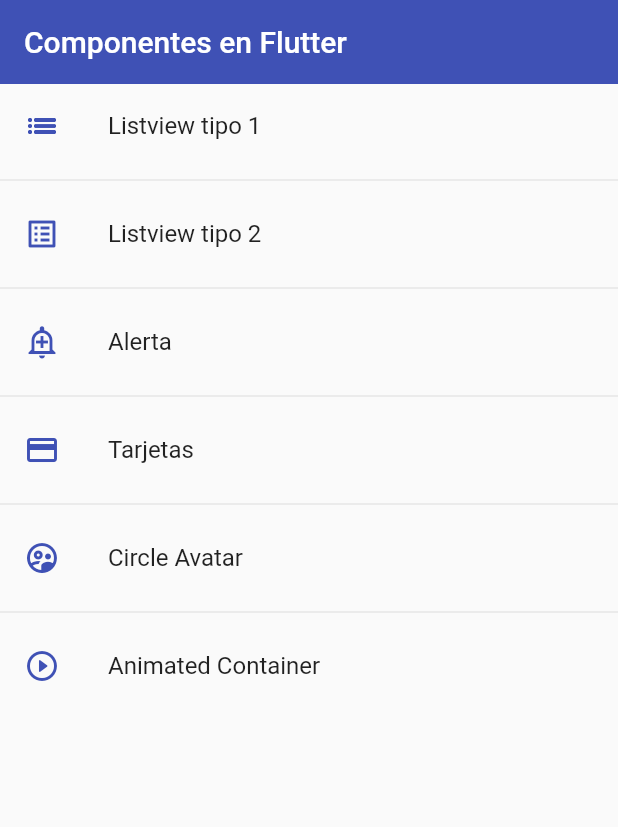
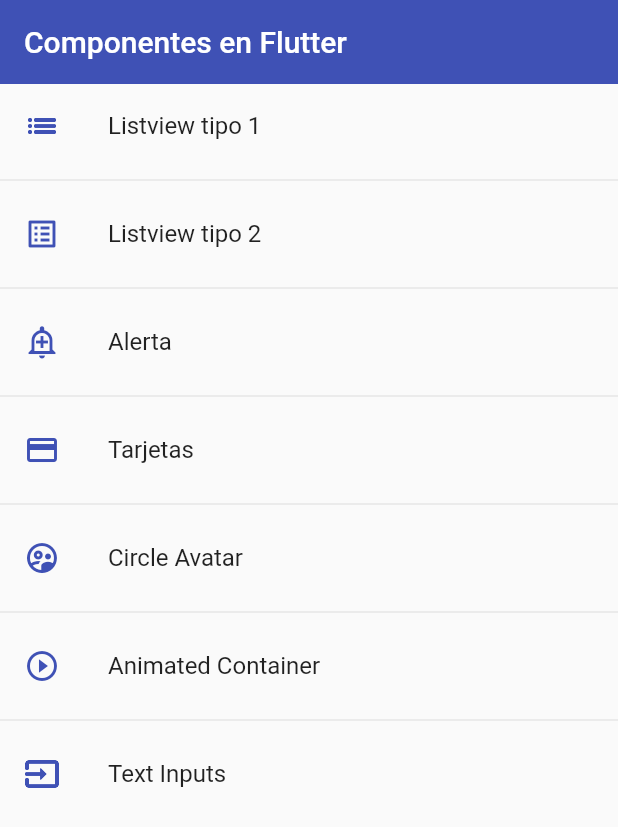
Before and after one commit to puchingui/flutter_components, a Flutter app: the screen it shows after launch, on a phone screen of 412 x 824 dp. Shown: the top 827 px of the screen. Run offline on Flutter 3.47's test engine with Material 2 defaults, Android fonts, the phone set to English and light mode, and no system bars.

```diff
--- a/lib/router/app_routes.dart
+++ b/lib/router/app_routes.dart
@@ -41,7 +41,12 @@ class AppRoutes {
         route: 'animated',
         name: 'Animated Container',
         screen: const AnimatedScreen(),
-        icon: Icons.play_circle_outline_rounded)
+        icon: Icons.play_circle_outline_outlined),
+    MenuOption(
+        route: 'inputs',
+        name: 'Text Inputs',
+        screen: const InputsScreen(),
+        icon: Icons.input_outlined)
   ];
 
   static Map<String, Widget Function(BuildContext)> getAppRoutes() {
--- a/lib/screens/screens.dart
+++ b/lib/screens/screens.dart
@@ -3,5 +3,6 @@ export 'package:fl_components/screens/animated_screen.dart';
 export 'package:fl_components/screens/avatar_screen.dart';
 export 'package:fl_components/screens/card_screen.dart';
 export 'package:fl_components/screens/home_screen.dart';
+export 'package:fl_components/screens/inputs_screen.dart';
 export 'package:fl_components/screens/listiview1_screen.dart';
 export 'package:fl_components/screens/listiview2_screen.dart';
--- a/lib/themes/app_theme.dart
+++ b/lib/themes/app_theme.dart
@@ -22,7 +22,25 @@ class AppTheme {
       elevatedButtonTheme: ElevatedButtonThemeData(
         style: ElevatedButton.styleFrom(
             primary: primary, shape: const StadiumBorder(), elevation: 0),
-      ));
+      ),
+
+      // InputDecorationTheme
+      inputDecorationTheme: const InputDecorationTheme(
+          floatingLabelStyle: TextStyle(color: primary),
+          enabledBorder: OutlineInputBorder(
+              borderSide: BorderSide(color: primary),
+              borderRadius: BorderRadius.only(
+                  bottomLeft: Radius.circular(10),
+                  topRight: Radius.circular(10))),
+          focusedBorder: OutlineInputBorder(
+              borderSide: BorderSide(color: primary),
+              borderRadius: BorderRadius.only(
+                  bottomLeft: Radius.circular(10),
+                  topRight: Radius.circular(10))),
+          border: OutlineInputBorder(
+              borderRadius: BorderRadius.only(
+                  bottomLeft: Radius.circular(10),
+                  topRight: Radius.circular(10)))));
 
   static final ThemeData darkTheme = ThemeData.dark().copyWith(
       // Color Primario
--- a/lib/widgets/widgets.dart
+++ b/lib/widgets/widgets.dart
@@ -1,2 +1,3 @@
 export 'package:fl_components/widgets/custom_card_type_1.dart';
 export 'package:fl_components/widgets/custom_card_type_2.dart';
+export 'package:fl_components/widgets/custom_input_field.dart';
```
Also changed, not shown: lib/screens/inputs_screen.dart (added, +79 -0 lines), lib/widgets/custom_input_field.dart (added, +53 -0 lines).
